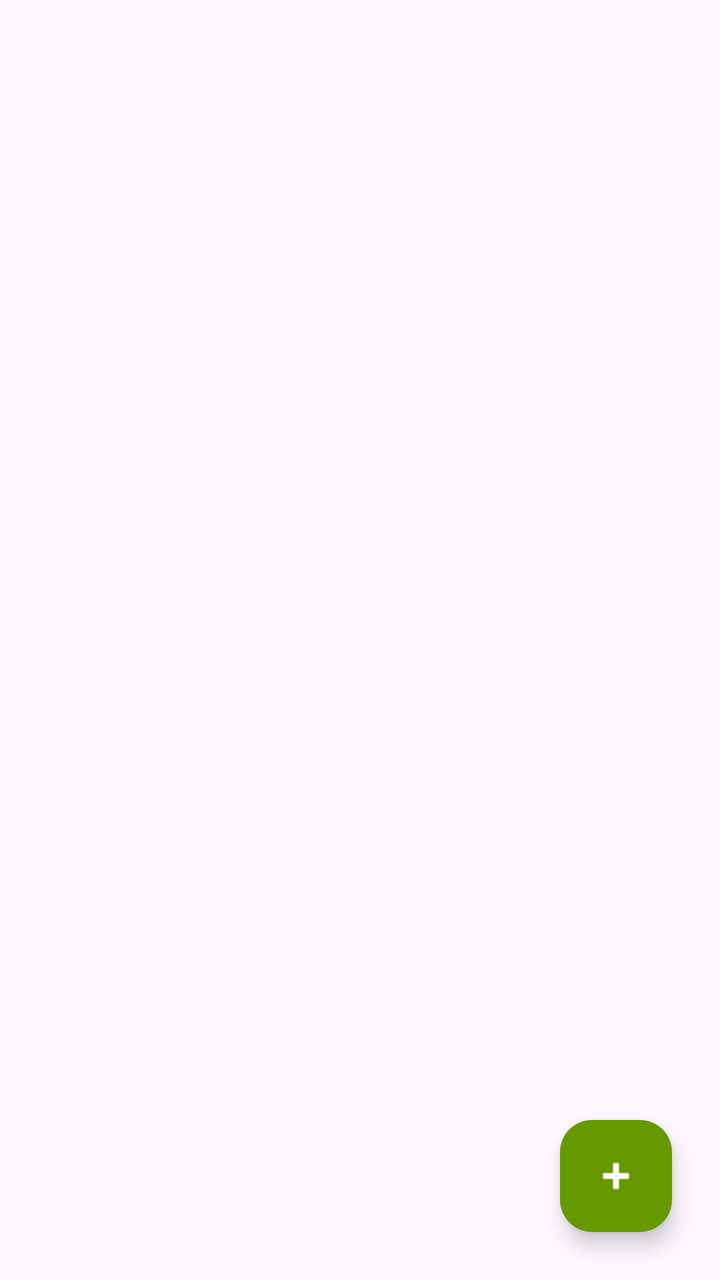
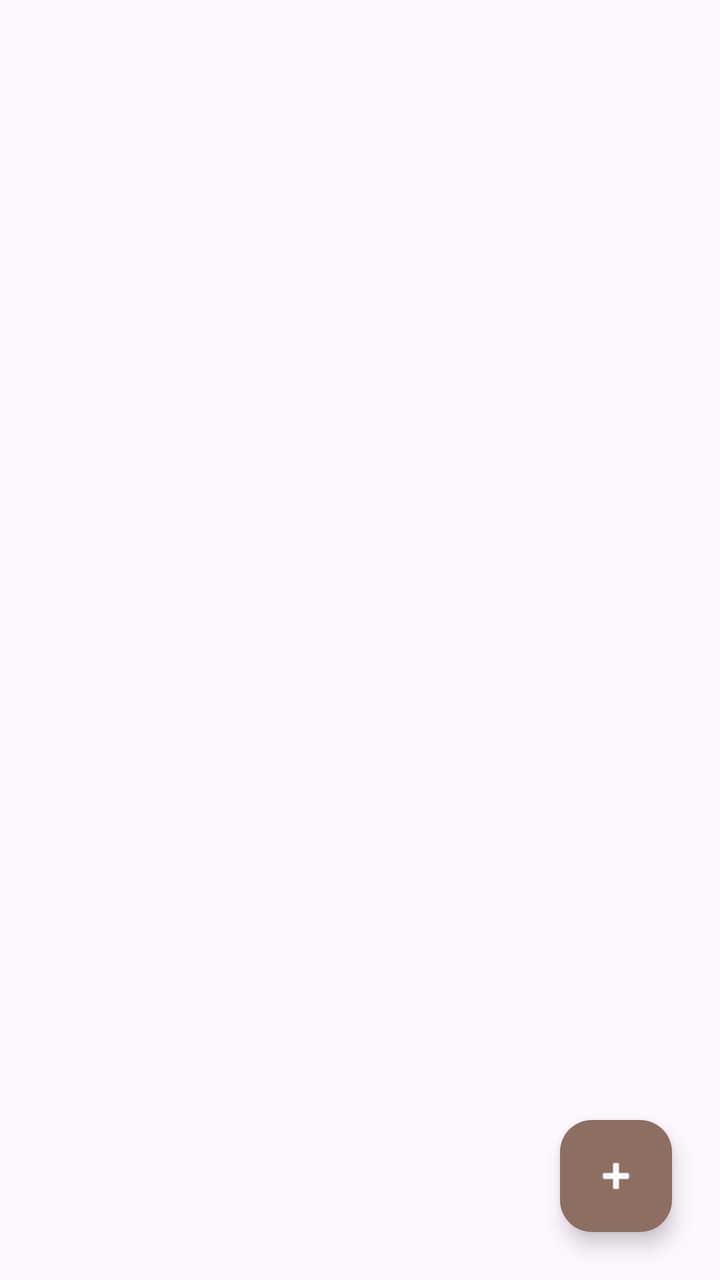

An Android layout rendered at two revisions. The XML below is the earlier revision; the diff shows what the commit changed to produce the second picture.
<!-- AndroidManifest.xml: application theme Theme.TermProject -->
<!-- res/layout/fragment_travel_list.xml -->
<?xml version="1.0" encoding="utf-8"?>
<FrameLayout xmlns:android="http://schemas.android.com/apk/res/android"
    xmlns:app="http://schemas.android.com/apk/res-auto"
    xmlns:tools="http://schemas.android.com/tools"
    android:layout_width="match_parent"
    android:layout_height="match_parent"
    tools:context=".TravelListFragment">

    <androidx.recyclerview.widget.RecyclerView
        android:id="@+id/rv_travel_list"
        android:layout_width="match_parent"
        android:layout_height="match_parent"
        android:layout_marginTop="95dp"
        android:padding="8dp"
        android:clipToPadding="false"/>

    <com.google.android.material.floatingactionbutton.FloatingActionButton
        android:id="@+id/fab_add"
        android:layout_width="wrap_content"
        android:layout_height="wrap_content"
        android:layout_gravity="bottom|end"
        android:layout_margin="24dp"
        android:backgroundTint="@android:color/holo_green_dark"
        app:tint="@android:color/white"
        app:srcCompat="@android:drawable/ic_input_add"
        android:contentDescription="기록 추가" />

</FrameLayout>
<!-- resources referenced by this layout -->
<resources>
  <style name="Theme.TermProject" parent="Base.Theme.TermProject" />
  <style name="Base.Theme.TermProject" parent="Theme.Material3.DayNight">
          
          
      </style>
</resources>

<!-- the commit's change to res/layout/fragment_travel_list.xml (unified diff, before → after) -->
@@ -20,8 +20,8 @@
         android:layout_height="wrap_content"
         android:layout_gravity="bottom|end"
         android:layout_margin="24dp"
-        android:backgroundTint="@android:color/holo_green_dark"
-        app:tint="@android:color/white"
+        android:backgroundTint="#8D6E63"
+        app:tint="#FFFFFF"
         app:srcCompat="@android:drawable/ic_input_add"
         android:contentDescription="기록 추가" />
 
